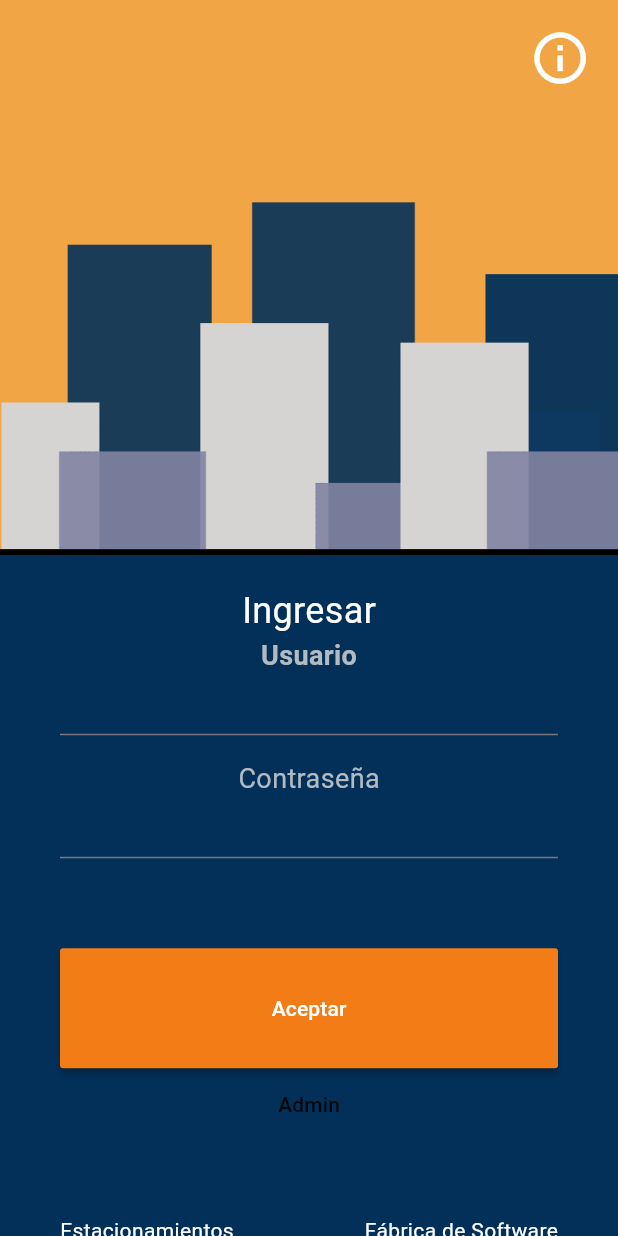
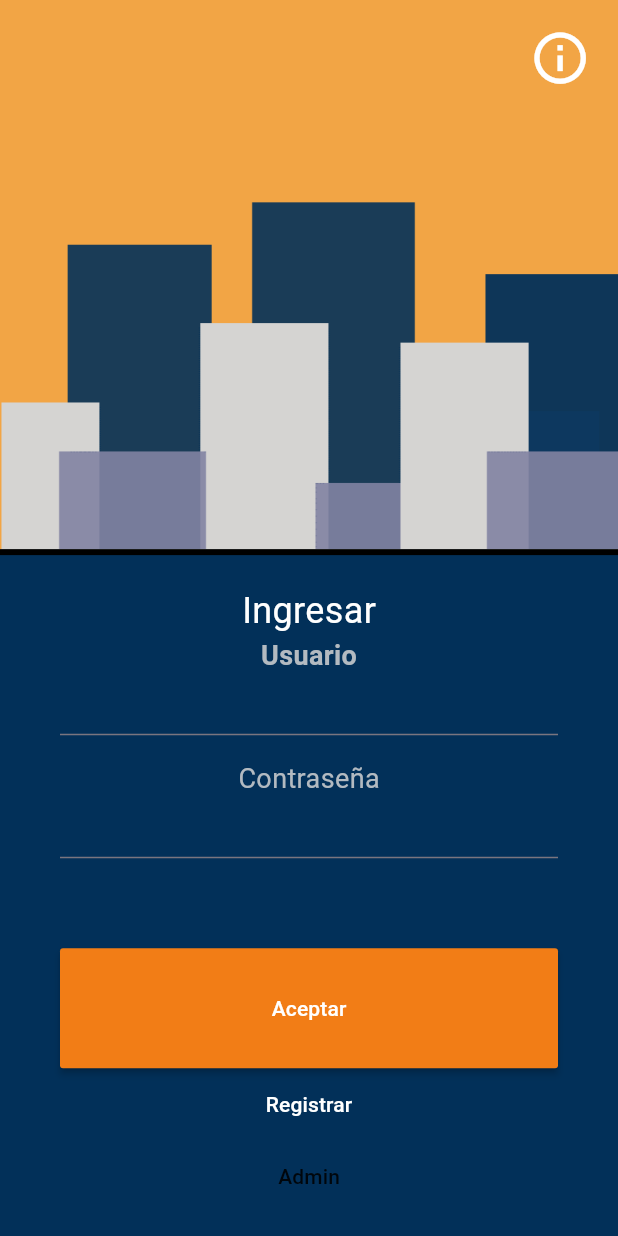
Before and after one commit to tiagowhuber/FS-Semestre-2, a Flutter app: the screen it shows after launch, on a phone screen of 412 x 824 dp. Run offline on Flutter 3.47's test engine with Material 2 defaults, Android fonts, the phone set to English and light mode, and no system bars; our stand-ins replace google_fonts.

Commit message:
Update login.dart
Added register button

```diff
--- a/Estacionamientos/Frontend/lib/screens/login.dart
+++ b/Estacionamientos/Frontend/lib/screens/login.dart
@@ -188,6 +188,29 @@ class _LoginPageState extends State<LoginPage> {
                         },
                       ),
                       MaterialButton(
+                        height: 20,
+                        minWidth: null,
+                        color: azulUdec, // Establecer el color de fondo
+                        elevation: 0,
+                        textColor: Colors.white, // Establecer el color del texto
+                        child: const Text(
+                          'Registrar',
+                          style: TextStyle(
+                            color: Colors.white,
+                          ),
+                        ),
+                        onPressed: () {
+                          String email = _emailController.text;
+                          String password = _passwordController.text;
+                          Navigator.push(
+                            context,
+                            MaterialPageRoute(builder: (context) => Register()),
+                          );
+                          // Aquí puedes agregar la lógica de autenticación y redireccionar al usuario si los datos son válidos.
+                          print('Email: $email\nPassword: $password');
+                        },
+                      ),
+                      MaterialButton(
                           child: const Text(
                             'Admin',
                           ),
```
